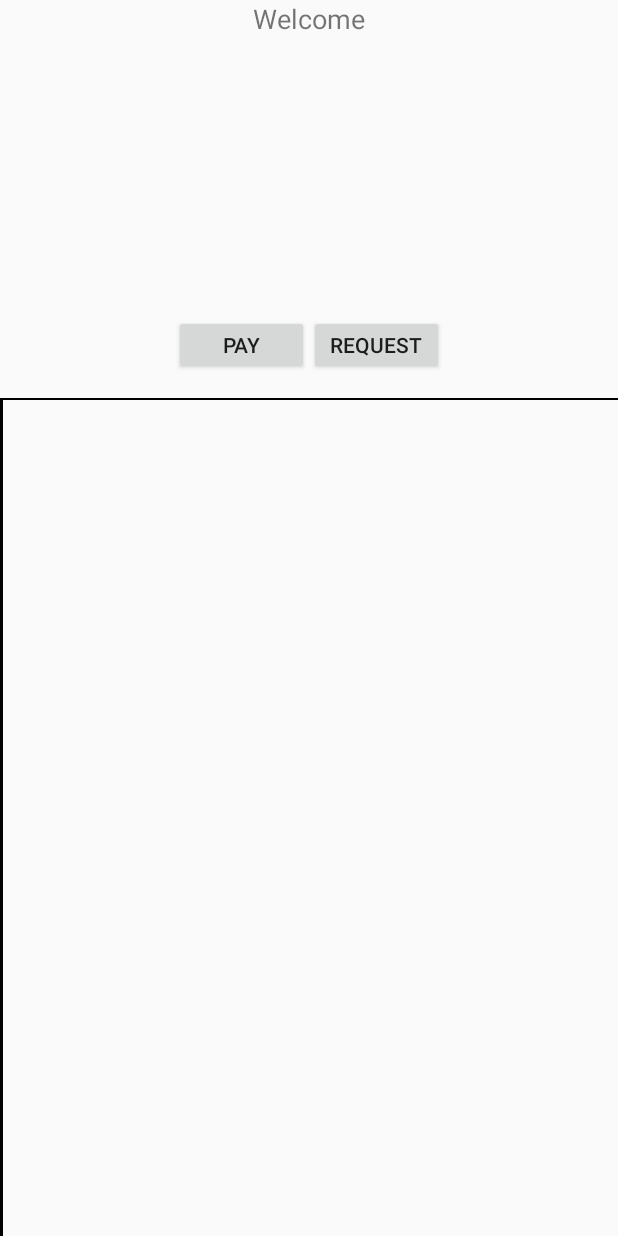
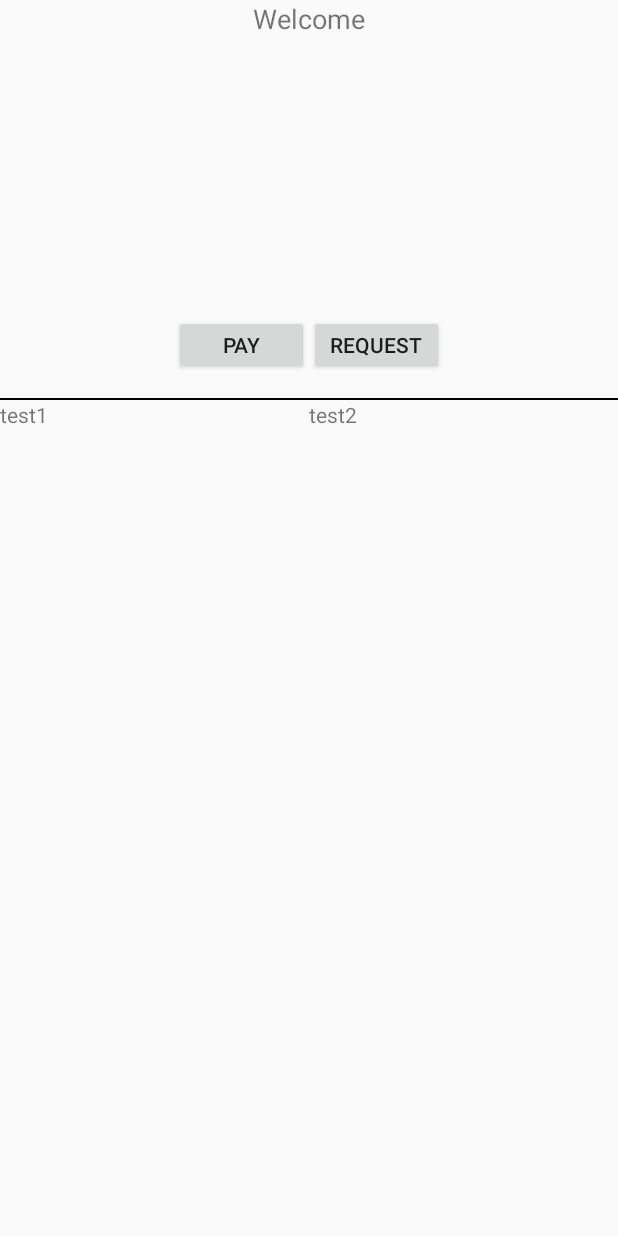
Before and after one commit to KamiJW/SplitBills, an Android app: the layout content_layout.xml on its own in the app's theme, with its tools: preview values and no code run, on a phone screen of 412 x 824 dp. Run offline under Robolectric (Android 15) with nearby library versions, the phone set to English and light mode, and no system bars.

Commit message:
all the files

```diff
--- /dev/null
+++ b/app/src/main/res/drawable/one.xml
@@ -0,0 +1,6 @@
+<?xml version="1.0" encoding="utf-8"?>
+<shape xmlns:android="http://schemas.android.com/apk/res/android">
+    <size android:height="5dp" />
+    <solid android:color="#2f4f4f" />
+
+</shape>
--- a/app/src/main/res/layout/content_layout.xml
+++ b/app/src/main/res/layout/content_layout.xml
@@ -14,7 +14,7 @@
 
 
     <ImageView
-        android:id="@+id/userid"
+        android:id="@+id/userphoto"
         android:layout_width="140dp"
         android:layout_height="140dp"
         android:layout_gravity="center"
@@ -28,7 +28,7 @@
          >
 
         <Button
-            android:id="@+id/button1"
+            android:id="@+id/pay"
             android:layout_width="90dp"
             android:layout_height="40dp"
             android:text="PAY"
@@ -36,7 +36,7 @@
             />
 
         <Button
-            android:id="@+id/button2"
+            android:id="@+id/request"
             android:layout_width="90dp"
             android:layout_height="40dp"
             android:text="REQUEST" />
@@ -48,14 +48,26 @@
         android:layout_height="1dp"
         android:layout_marginTop="15dp"
         android:background="@android:color/background_dark"></View>
-<LinearLayout
-    android:layout_width="match_parent"
-    android:layout_height="match_parent">
+    <LinearLayout xmlns:android="http://schemas.android.com/apk/res/android"
+        android:orientation="horizontal"
+        android:layout_width="match_parent"
+        android:layout_height="match_parent"
+        android:divider="@drawable/one"
+        android:dividerPadding="10dp"
+        android:showDividers="middle">
+        <TextView
+            android:layout_width="match_parent"
+            android:layout_height="match_parent"
+            android:layout_weight="1"
+            android:text="test1"
+            />
 
-    <View android:layout_width="2dp"
-        android:layout_height="match_parent"
-        android:background="#000"/>
+        <TextView
+            android:layout_width="match_parent"
+            android:layout_height="match_parent"
+            android:layout_weight="1"
+            android:text="test2"
+            />
+
+    </LinearLayout>
 </LinearLayout>
-
-
-</LinearLayout>
```
